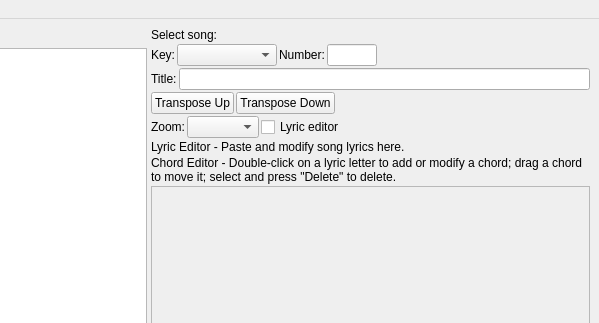
First picture: the form in src/softchordeditor.ui, repository matvey83/softChord, before the edit; both pictures show x 321 to 920 and y 0 to 323 of the 920 by 861 pixel window.
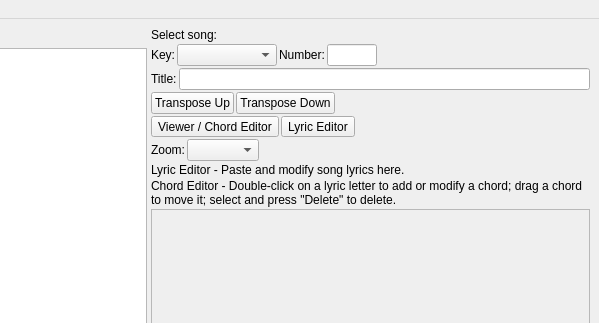
Second picture: the form after the edit.

Commit message: Implemented viewer/chord editor and lyric editor tool buttons, and some bug fixes

```diff
--- a/src/softchordeditor.ui
+++ b/src/softchordeditor.ui
@@ -75,7 +75,7 @@
         </item>
        </layout>
       </widget>
-      <widget class="QWidget" name="">
+      <widget class="QWidget" name="layoutWidget">
        <layout class="QVBoxLayout" name="verticalLayout">
         <property name="spacing">
          <number>2</number>
@@ -186,6 +186,37 @@
           </item>
          </layout>
         </item>
+        <item>
+         <layout class="QHBoxLayout" name="horizontalLayout_6">
+          <item>
+           <widget class="QToolButton" name="chord_editor_button">
+            <property name="text">
+             <string>Viewer / Chord Editor</string>
+            </property>
+           </widget>
+          </item>
+          <item>
+           <widget class="QToolButton" name="lyric_editor_button">
+            <property name="text">
+             <string>Lyric Editor</string>
+            </property>
+           </widget>
+          </item>
+          <item>
+           <spacer name="horizontalSpacer_5">
+            <property name="orientation">
+             <enum>Qt::Horizontal</enum>
+            </property>
+            <property name="sizeHint" stdset="0">
+             <size>
+              <width>40</width>
+              <height>20</height>
+             </size>
+            </property>
+           </spacer>
+          </item>
+         </layout>
+        </item>
         <item>
          <layout class="QHBoxLayout" name="horizontalLayout_3">
           <item>
@@ -198,13 +229,6 @@
           <item>
            <widget class="QComboBox" name="zoom_combo_box"/>
           </item>
-          <item>
-           <widget class="QCheckBox" name="lyrics_editor_box">
-            <property name="text">
-             <string>Lyric editor</string>
-            </property>
-           </widget>
-          </item>
           <item>
            <spacer name="horizontalSpacer_3">
             <property name="orientation">
@@ -264,8 +288,8 @@
               <rect>
                <x>0</x>
                <y>0</y>
-               <width>418</width>
-               <height>585</height>
+               <width>426</width>
+               <height>559</height>
               </rect>
              </property>
             </widget>
```
The commit also changes 1 other file.
